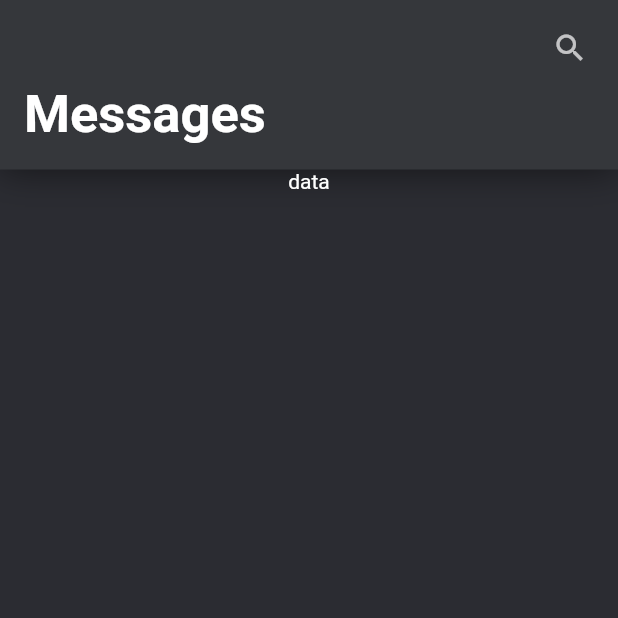
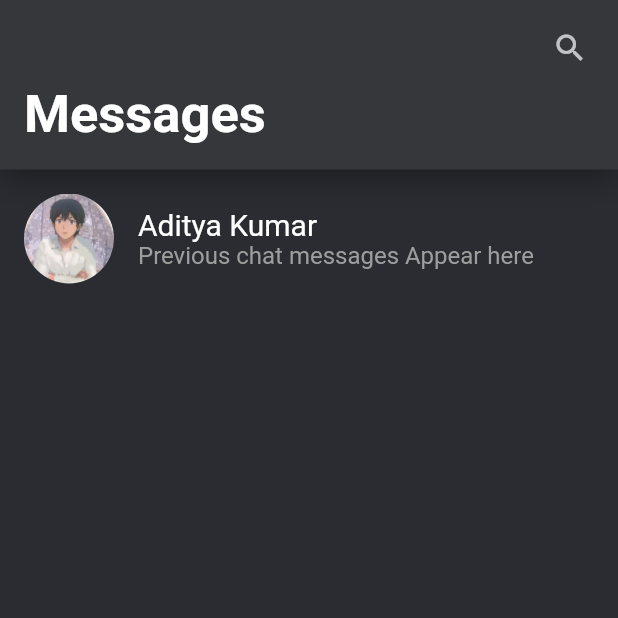
Before and after one commit to amankumar00/MyChatApp, a Flutter app: the screen it shows after launch, on a phone screen of 412 x 824 dp, the top half of it. Run offline on Flutter 3.47's test engine with Material 2 defaults, Android fonts, the phone set to English and light mode, and no system bars.

Commit message:
Added vertically scrolling List view to chat heads Screeen

```diff
--- a/lib/Screens/chat_heads_screen.dart
+++ b/lib/Screens/chat_heads_screen.dart
@@ -1,5 +1,6 @@
 import 'package:flutter/cupertino.dart';
 import 'package:flutter/material.dart';
+import 'package:flutter/painting.dart';
 
 class ChatHeadsScreen extends StatefulWidget {
   static String id = '/';
@@ -54,9 +55,48 @@ class _ChatHeadsScreenState extends State<ChatHeadsScreen> {
                 ),
               ],
             ),
-            Container(
-              child: Text('data'),
-            )
+            Expanded(
+              child: ListView(
+                children: [
+                  Expanded(
+                    child: Row(
+                      children: [
+                        Padding(
+                          padding: const EdgeInsets.all(16.0),
+                          child: ClipRRect(
+                            borderRadius: BorderRadius.all(Radius.circular(30)),
+                            child: Image.asset(
+                              'images/profile_photo/aditya.jpeg',
+                              width: 60,
+                              height: 60,
+                            ),
+                          ),
+                        ),
+                        Expanded(
+                          child: Column(
+                            mainAxisAlignment: MainAxisAlignment.spaceEvenly,
+                            crossAxisAlignment: CrossAxisAlignment.start,
+                            children: [
+                              Text(
+                                'Aditya Kumar',
+                                style: TextStyle(
+                                  fontSize: 20,
+                                ),
+                              ),
+                              Text(
+                                'Previous chat messages Appear here',
+                                style:
+                                    TextStyle(fontSize: 16, color: Colors.grey),
+                              ),
+                            ],
+                          ),
+                        ),
+                      ],
+                    ),
+                  ),
+                ],
+              ),
+            ),
           ],
         ),
       ),
```
Also changed, not shown: pubspec.yaml (+1 -17 lines), images/profile_photo/aditya.jpeg (added).
